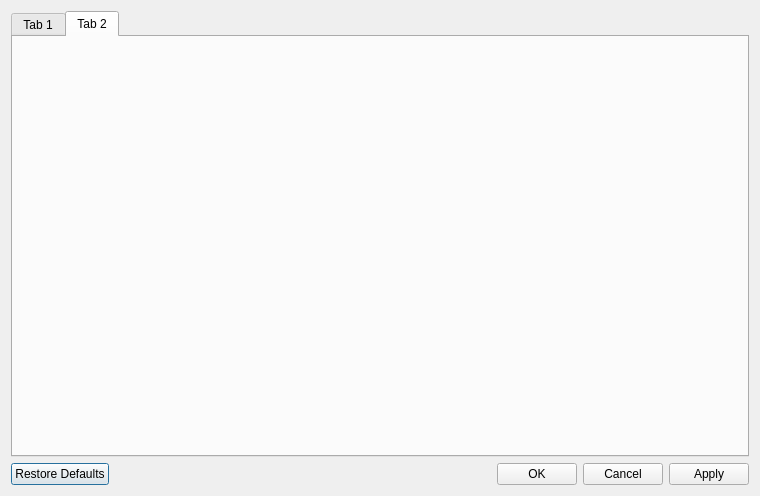
First picture: the form in src/settingsdialog.ui, repository alexcrack/qetchosts, before the edit.
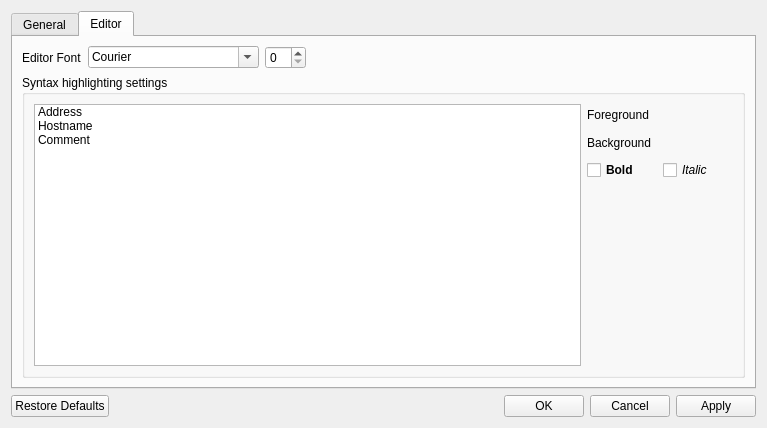
Second picture: the form after the edit. The open tabs and pages were chosen to show the change.

Commit message: feat(about, settings): add About Qt window, add settings window

Patch:
```diff
--- a/src/settingsdialog.ui
+++ b/src/settingsdialog.ui
@@ -6,8 +6,8 @@
    <rect>
     <x>0</x>
     <y>0</y>
-    <width>760</width>
-    <height>496</height>
+    <width>767</width>
+    <height>428</height>
    </rect>
   </property>
   <property name="windowTitle">
@@ -16,15 +16,182 @@
   <layout class="QVBoxLayout" name="verticalLayout">
    <item>
     <widget class="QTabWidget" name="tabWidget">
-     <widget class="QWidget" name="tab">
+     <property name="currentIndex">
+      <number>0</number>
+     </property>
+     <widget class="QWidget" name="tabGeneral">
       <attribute name="title">
-       <string>Tab 1</string>
+       <string>General</string>
       </attribute>
      </widget>
      <widget class="QWidget" name="tab_2">
       <attribute name="title">
-       <string>Tab 2</string>
+       <string>Editor</string>
       </attribute>
+      <layout class="QVBoxLayout" name="verticalLayout_4">
+       <item>
+        <layout class="QHBoxLayout" name="horizontalLayout_6">
+         <item>
+          <widget class="QLabel" name="label">
+           <property name="text">
+            <string>Editor Font</string>
+           </property>
+          </widget>
+         </item>
+         <item>
+          <widget class="QFontComboBox" name="fontComboBox">
+           <property name="fontFilters">
+            <set>QFontComboBox::MonospacedFonts</set>
+           </property>
+          </widget>
+         </item>
+         <item>
+          <widget class="QSpinBox" name="spinBox"/>
+         </item>
+         <item>
+          <spacer name="horizontalSpacer_2">
+           <property name="orientation">
+            <enum>Qt::Horizontal</enum>
+           </property>
+           <property name="sizeHint" stdset="0">
+            <size>
+             <width>40</width>
+             <height>20</height>
+            </size>
+           </property>
+          </spacer>
+         </item>
+        </layout>
+       </item>
+       <item>
+        <widget class="QGroupBox" name="groupBox">
+         <property name="title">
+          <string>Syntax highlighting settings</string>
+         </property>
+         <layout class="QHBoxLayout" name="horizontalLayout_5">
+          <item>
+           <widget class="QListWidget" name="listWidget">
+            <item>
+             <property name="text">
+              <string>Address</string>
+             </property>
+            </item>
+            <item>
+             <property name="text">
+              <string>Hostname</string>
+             </property>
+            </item>
+            <item>
+             <property name="text">
+              <string>Comment</string>
+             </property>
+            </item>
+           </widget>
+          </item>
+          <item>
+           <layout class="QVBoxLayout" name="verticalLayout_3">
+            <item>
+             <layout class="QHBoxLayout" name="horizontalLayout_3">
+              <item>
+               <widget class="QLabel" name="label_2">
+                <property name="minimumSize">
+                 <size>
+                  <width>100</width>
+                  <height>0</height>
+                 </size>
+                </property>
+                <property name="text">
+                 <string>Foreground</string>
+                </property>
+               </widget>
+              </item>
+              <item>
+               <widget class="QPushButton" name="pushButton_5">
+                <property name="text">
+                 <string/>
+                </property>
+                <property name="flat">
+                 <bool>true</bool>
+                </property>
+               </widget>
+              </item>
+             </layout>
+            </item>
+            <item>
+             <layout class="QHBoxLayout" name="horizontalLayout_4">
+              <item>
+               <widget class="QLabel" name="label_3">
+                <property name="minimumSize">
+                 <size>
+                  <width>100</width>
+                  <height>0</height>
+                 </size>
+                </property>
+                <property name="text">
+                 <string>Background</string>
+                </property>
+               </widget>
+              </item>
+              <item>
+               <widget class="QPushButton" name="pushButton_6">
+                <property name="text">
+                 <string/>
+                </property>
+                <property name="flat">
+                 <bool>true</bool>
+                </property>
+               </widget>
+              </item>
+             </layout>
+            </item>
+            <item>
+             <layout class="QHBoxLayout" name="horizontalLayout_2">
+              <item>
+               <widget class="QCheckBox" name="checkBox_4">
+                <property name="font">
+                 <font>
+                  <weight>75</weight>
+                  <bold>true</bold>
+                 </font>
+                </property>
+                <property name="text">
+                 <string>Bold</string>
+                </property>
+               </widget>
+              </item>
+              <item>
+               <widget class="QCheckBox" name="checkBox_5">
+                <property name="font">
+                 <font>
+                  <italic>true</italic>
+                 </font>
+                </property>
+                <property name="text">
+                 <string>Italic</string>
+                </property>
+               </widget>
+              </item>
+             </layout>
+            </item>
+            <item>
+             <spacer name="verticalSpacer_2">
+              <property name="orientation">
+               <enum>Qt::Vertical</enum>
+              </property>
+              <property name="sizeHint" stdset="0">
+               <size>
+                <width>20</width>
+                <height>40</height>
+               </size>
+              </property>
+             </spacer>
+            </item>
+           </layout>
+          </item>
+         </layout>
+        </widget>
+       </item>
+      </layout>
      </widget>
     </widget>
    </item>
```
Left out of the diff: 43 changed lines with no effect on the pictures. The commit also changes 7 other files.
